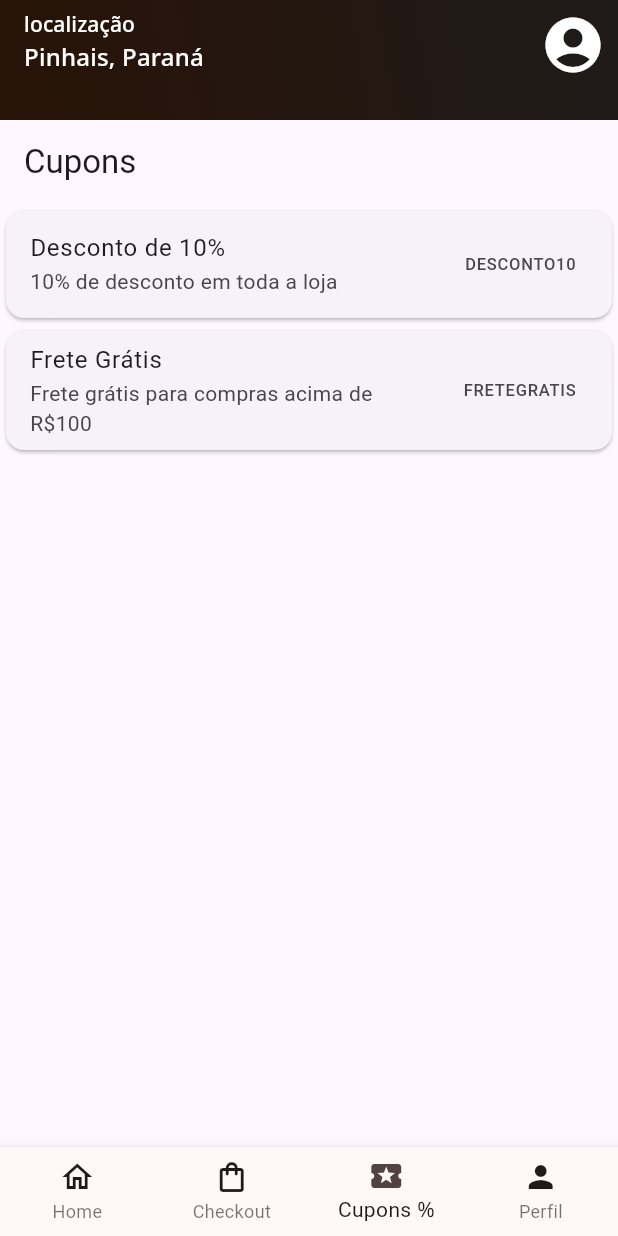
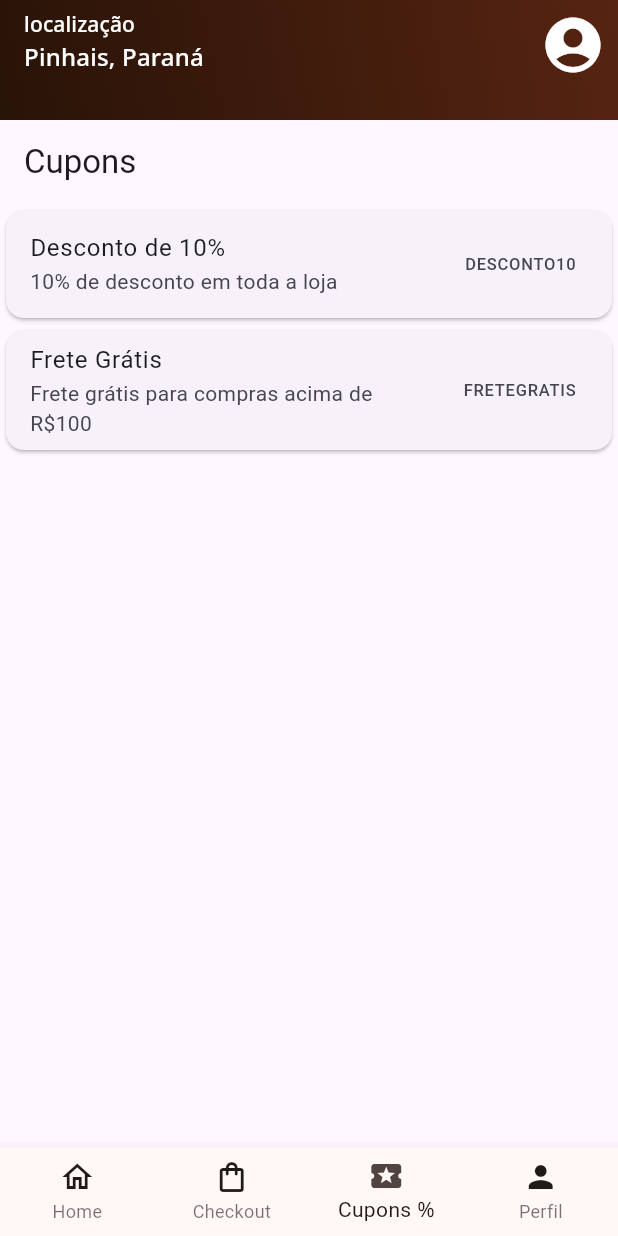
Before and after one commit to andreyrv18/CafePraJa, a Flutter app: the screen it shows after launch, item 3 of the bottom bar chosen, on a phone screen of 412 x 824 dp. Run offline on Flutter 3.47's test engine with Material 3 defaults, Android fonts, the phone set to English and light mode, and no system bars; our stand-ins replace cloud_firestore, firebase_core, google_fonts; accounts and stored records are empty; Roboto replaces fonts that are missing (Noto Sans Adlam).

Commit message:
Atualiza AppBar
A cor de fundo da AppBar foi alterada para `theme.inversePrimary` e o gradiente do `flexibleSpace` agora utiliza `theme.secondary` e `theme.primary`.

Além disso, a cor do texto "localização" foi ajustada para `theme.onPrimary`.

```diff
--- a/lib/widgets/app_bar_widget.dart
+++ b/lib/widgets/app_bar_widget.dart
@@ -12,11 +12,11 @@ class AppBarWidget extends StatelessWidget implements PreferredSizeWidget {
     final TextTheme textTheme = Theme.of(context).textTheme;
     return AppBar(
       scrolledUnderElevation: scrolledUnderElevation,
-      shadowColor: theme.shadow,
+      backgroundColor: theme.inversePrimary,
       flexibleSpace: Container(
         decoration: BoxDecoration(
           gradient: LinearGradient(
-            colors: [theme.secondary, theme.onSurface],
+            colors: [theme.secondary, theme.primary],
             begin: Alignment.bottomLeft,
             end: Alignment.topRight,
           ),
@@ -43,7 +43,6 @@ class AppBarWidget extends StatelessWidget implements PreferredSizeWidget {
               Text(
                 "localização",
                 style: textTheme.titleSmall?.copyWith(color: theme.onPrimary),
-
               ),
               Text(
                 "Pinhais, Paraná",
```
